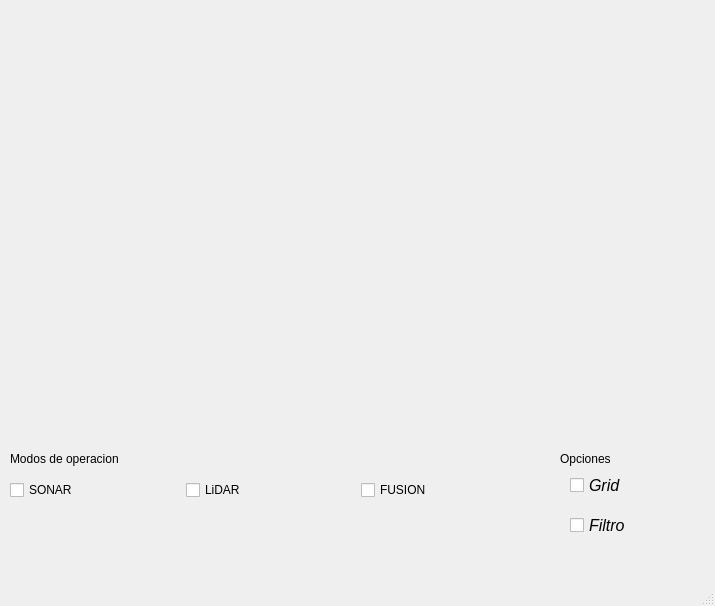
First picture: the form in software/solindar_lib/GUI/graph6.ui, repository USB-EC3883-III-2019/EC3883-G06, before the edit.
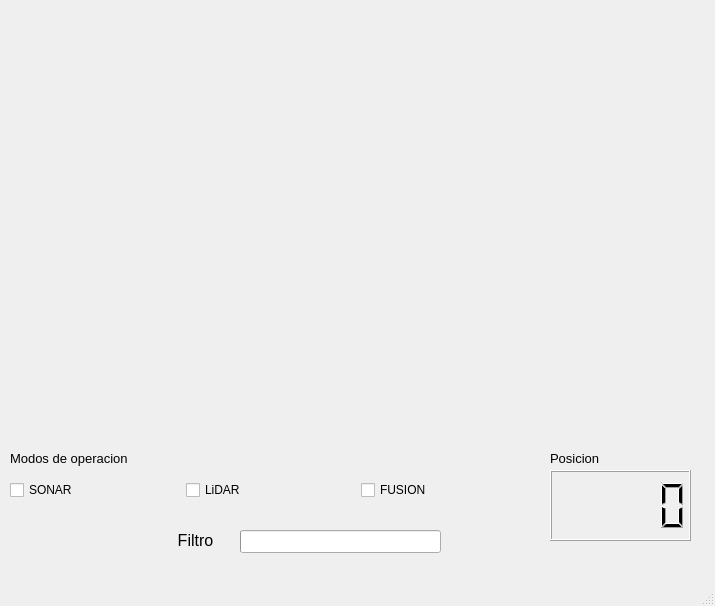
Second picture: the form after the edit. Custom widgets are drawn as their Qt base class.

Diff of the .ui file:
```diff
--- a/software/solindar_lib/GUI/graph6.ui
+++ b/software/solindar_lib/GUI/graph6.ui
@@ -26,25 +26,6 @@
    <string>SOLINDAR System</string>
   </property>
   <widget class="QWidget" name="centralwidget">
-   <widget class="QCheckBox" name="gCheck">
-    <property name="geometry">
-     <rect>
-      <x>570</x>
-      <y>460</y>
-      <width>81</width>
-      <height>50</height>
-     </rect>
-    </property>
-    <property name="font">
-     <font>
-      <pointsize>12</pointsize>
-      <italic>true</italic>
-     </font>
-    </property>
-    <property name="text">
-     <string>Grid</string>
-    </property>
-   </widget>
    <widget class="Canvas" name="canvas" native="true">
     <property name="geometry">
      <rect>
@@ -75,10 +56,15 @@
      <rect>
       <x>10</x>
       <y>450</y>
-      <width>131</width>
+      <width>171</width>
       <height>17</height>
      </rect>
     </property>
+    <property name="font">
+     <font>
+      <pointsize>10</pointsize>
+     </font>
+    </property>
     <property name="text">
      <string>Modos de operacion</string>
     </property>
@@ -116,36 +102,69 @@
      </item>
     </layout>
    </widget>
-   <widget class="QCheckBox" name="fCheck">
-    <property name="geometry">
-     <rect>
-      <x>570</x>
-      <y>500</y>
-      <width>81</width>
-      <height>50</height>
-     </rect>
-    </property>
-    <property name="font">
-     <font>
-      <pointsize>12</pointsize>
-      <italic>true</italic>
-     </font>
-    </property>
-    <property name="text">
-     <string>Filtro</string>
-    </property>
-   </widget>
    <widget class="QLabel" name="label_2">
     <property name="geometry">
      <rect>
-      <x>560</x>
+      <x>550</x>
       <y>450</y>
       <width>131</width>
       <height>17</height>
      </rect>
     </property>
+    <property name="font">
+     <font>
+      <pointsize>10</pointsize>
+     </font>
+    </property>
     <property name="text">
-     <string>Opciones</string>
+     <string>Posicion</string>
+    </property>
+   </widget>
+   <widget class="QLCDNumber" name="posLcd">
+    <property name="geometry">
+     <rect>
+      <x>550</x>
+      <y>470</y>
+      <width>141</width>
+      <height>71</height>
+     </rect>
+    </property>
+   </widget>
+   <widget class="QLabel" name="label_3">
+    <property name="geometry">
+     <rect>
+      <x>150</x>
+      <y>530</y>
+      <width>91</width>
+      <height>21</height>
+     </rect>
+    </property>
+    <property name="font">
+     <font>
+      <pointsize>12</pointsize>
+     </font>
+    </property>
+    <property name="text">
+     <string>Filtro</string>
+    </property>
+    <property name="alignment">
+     <set>Qt::AlignCenter</set>
+    </property>
+   </widget>
+   <widget class="QProgressBar" name="filPro">
+    <property name="geometry">
+     <rect>
+      <x>240</x>
+      <y>530</y>
+      <width>201</width>
+      <height>23</height>
+     </rect>
+    </property>
+    <property name="value">
+     <number>0</number>
+    </property>
+    <property name="textVisible">
+     <bool>false</bool>
     </property>
    </widget>
   </widget>
```
Left out of the diff: 2 changed lines with no effect on the pictures.
